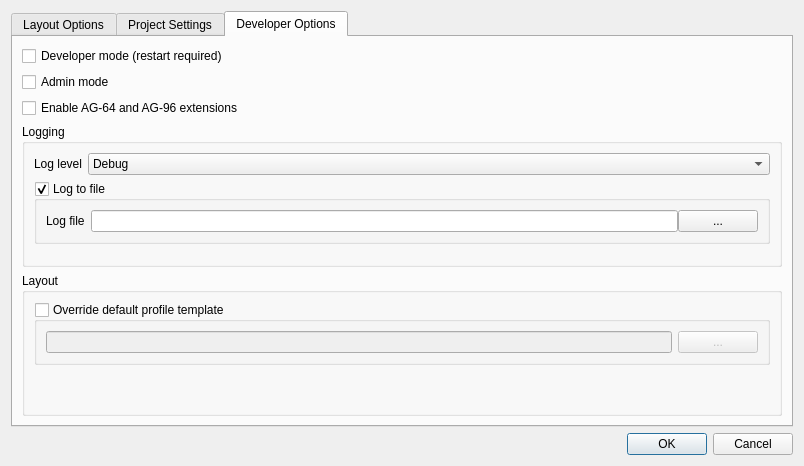
The window that plugin/teksi_wastewater/ui/twwsettingsdialog.ui (teksi/wastewater) describes before a commit, drawn with Qt 5.
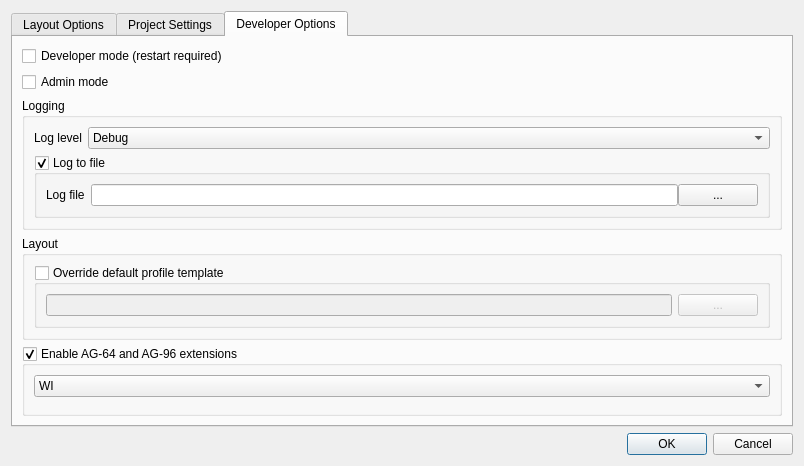
The same window after the commit. The open tabs and pages were chosen to show the change. Custom widgets are drawn as their Qt base class.

Commit message: Add GUI to set the update type

The edit to the form file:
```diff
--- a/plugin/teksi_wastewater/ui/twwsettingsdialog.ui
+++ b/plugin/teksi_wastewater/ui/twwsettingsdialog.ui
@@ -186,53 +186,6 @@
         </widget>
        </item>
        <item row="2" column="0">
-        <widget class="QCheckBox" name="mCbAg6496Extension">
-         <property name="toolTip">
-          <string>Enables the functionalities for AG-64 and AG-96 extensions.</string>
-         </property>
-         <property name="text">
-          <string>Enable AG-64 and AG-96 extensions</string>
-         </property>
-        </widget>
-       </item>
-       <item row="4" column="0">
-        <widget class="QGroupBox" name="mGbLayout">
-         <property name="title">
-          <string>Layout</string>
-         </property>
-         <layout class="QFormLayout" name="formLayout">
-          <property name="fieldGrowthPolicy">
-           <enum>QFormLayout::AllNonFixedFieldsGrow</enum>
-          </property>
-          <item row="0" column="0" colspan="2">
-           <widget class="QGroupBox" name="mGbOverrideDefaultProfileTemplate">
-            <property name="title">
-             <string>Override default profile template</string>
-            </property>
-            <property name="checkable">
-             <bool>true</bool>
-            </property>
-            <property name="checked">
-             <bool>false</bool>
-            </property>
-            <layout class="QHBoxLayout" name="horizontalLayout">
-             <item>
-              <widget class="QLineEdit" name="mProfileTemplateFile"/>
-             </item>
-             <item>
-              <widget class="QPushButton" name="mPbnChooseProfileTemplateFile">
-               <property name="text">
-                <string>...</string>
-               </property>
-              </widget>
-             </item>
-            </layout>
-           </widget>
-          </item>
-         </layout>
-        </widget>
-       </item>
-       <item row="3" column="0">
         <widget class="QGroupBox" name="groupBox">
          <property name="title">
           <string>Logging</string>
@@ -325,7 +278,86 @@
          </layout>
         </widget>
        </item>
-      </layout>
+       <item row="3" column="0">
+        <widget class="QGroupBox" name="mGbLayout">
+         <property name="title">
+          <string>Layout</string>
+         </property>
+         <layout class="QFormLayout" name="formLayout">
+          <property name="fieldGrowthPolicy">
+           <enum>QFormLayout::AllNonFixedFieldsGrow</enum>
+          </property>
+          <item row="0" column="0" colspan="2">
+           <widget class="QGroupBox" name="mGbOverrideDefaultProfileTemplate">
+            <property name="title">
+             <string>Override default profile template</string>
+            </property>
+            <property name="checkable">
+             <bool>true</bool>
+            </property>
+            <property name="checked">
+             <bool>false</bool>
+            </property>
+            <layout class="QHBoxLayout" name="horizontalLayout">
+             <item>
+              <widget class="QLineEdit" name="mProfileTemplateFile"/>
+             </item>
+             <item>
+              <widget class="QPushButton" name="mPbnChooseProfileTemplateFile">
+               <property name="text">
+                <string>...</string>
+               </property>
+              </widget>
+             </item>
+            </layout>
+           </widget>
+          </item>
+         </layout>
+        </widget>
+       </item>
+       <item row="4" column="0">
+        <widget class="QGroupBox" name="mCbAg6496Extension">
+         <property name="enabled">
+          <bool>true</bool>
+         </property>
+         <property name="title">
+          <string>Enable AG-64 and AG-96 extensions</string>
+         </property>
+         <property name="checkable">
+          <bool>true</bool>
+         </property>
+		 <layout class="QFormLayout" name="Ag6496layout">
+          <property name="fieldGrowthPolicy">
+           <enum>QFormLayout::AllNonFixedFieldsGrow</enum>
+          </property>
+		  <item row="0" column="0" colspan ="2">
+           <widget class="QComboBox" name="mCbAg6496LastModification">
+            <item>
+             <property name="text">
+              <string>WI</string>
+             </property>
+            </item>
+            <item>
+             <property name="text">
+              <string>GEP</string>
+             </property>
+            </item>
+            <item>
+             <property name="text">
+              <string>None</string>
+             </property>
+            </item>
+            <item>
+             <property name="text">
+              <string>Both</string>
+             </property>
+            </item>
+           </widget>
+          </item>
+         </layout>
+        </widget>
+       </item>
+	  </layout>
      </widget>
     </widget>
    </item>
```
The commit also changes 1 other file.
